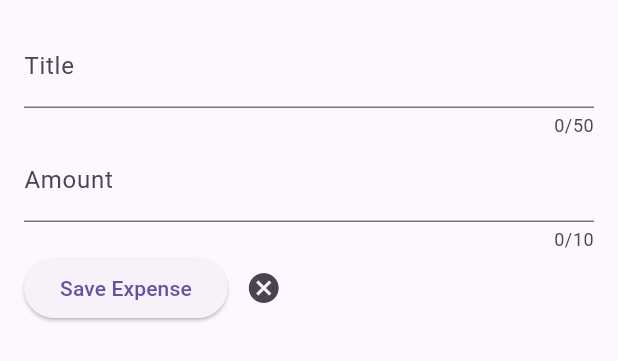
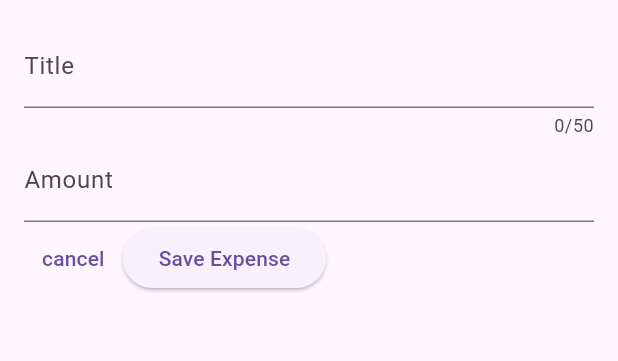
Before and after one commit to bibek698/expense_tracker, a Flutter app: the NewExpense widget shown alone on an empty page, opened directly, on a phone screen of 412 x 824 dp. Shown: the top 361 px of the screen. Run offline on Flutter 3.47's test engine with Material 3 defaults, Android fonts, the phone set to English and light mode, and no system bars.

Commit message:
refactor new_expense.dart

```diff
--- a/lib/widgets/expenses_list/new_expense.dart
+++ b/lib/widgets/expenses_list/new_expense.dart
@@ -22,6 +22,7 @@ class _NewExpenseState extends State<NewExpense>{
   @override
   void dispose() {
     _titleController.dispose();
+    _amountController.dispose();
     super.dispose();
   }
 
@@ -41,18 +42,24 @@ class _NewExpenseState extends State<NewExpense>{
           ),
            TextField(
             controller: _amountController,
-            maxLength: 10,
+            keyboardType: TextInputType.number,
             decoration: InputDecoration(
+              prefixText: '\$',
               label: Text('Amount'),
             ),
           ),
           Row(
             children: [
+              TextButton(onPressed: (){
+                Navigator.pop(context);
+
+              },
+              child: Text('cancel')),
               ElevatedButton(onPressed: (){
                 print(_titleController.text);
                 print(_amountController.text);
               }, child: Text('Save Expense'),),
-              IconButton(onPressed: (){}, icon: Icon(Icons.cancel))
+
             ],
           ),
         ],
```
